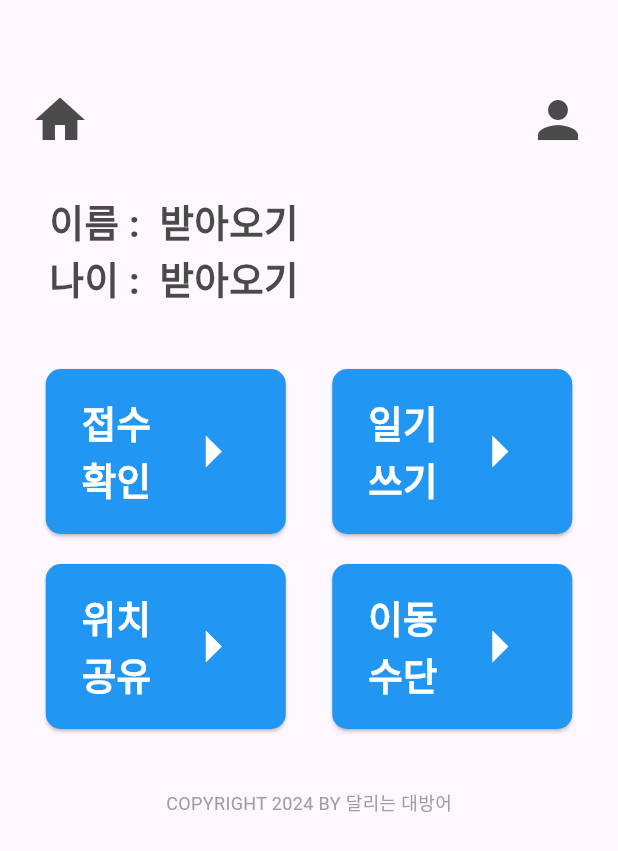
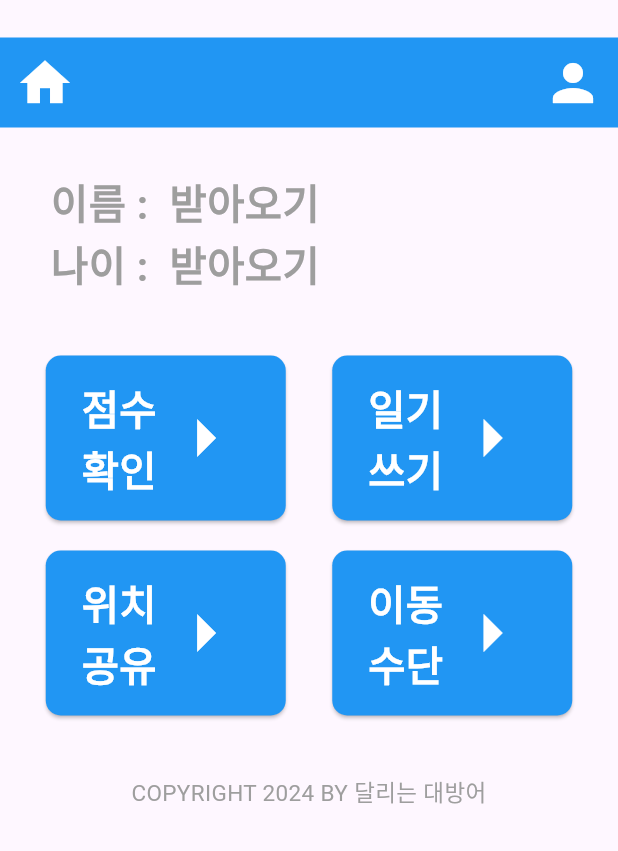
Before and after one commit to JIN-HR/Silvering, a Flutter app: the screen it shows after launch, on a phone screen of 412 x 824 dp. Shown: the top 851 px of the screen. Run offline on Flutter 3.47's test engine with Material 3 defaults, Android fonts, the light colour scheme and no system bars; our stand-ins replace file_picker; missing offline and left inert: mongo_dart.

Commit message:
Add files via upload

```diff
--- a/lib/main.dart
+++ b/lib/main.dart
@@ -1,8 +1,8 @@
 import 'package:flutter/material.dart';
-import 'pages/diary.dart';
-import 'pages/test.dart';
-import 'pages/location.dart';
-import 'pages/taxi.dart';
+import '/pages/test.dart';
+import '/pages/diary.dart';
+import '/pages/location.dart';
+import '/pages/taxi.dart';
 
 void main() => runApp(MyApp());
 
@@ -10,65 +10,75 @@ class MyApp extends StatelessWidget {
   @override
   Widget build(BuildContext context) {
     return MaterialApp(
-      title: 'MAIN',
+      title: 'GRAD_Project',
       theme: ThemeData(
         primarySwatch: Colors.blue,
       ),
-      home: MainPage(),
+      home: HomePage(),
     );
   }
 }
 
-class MainPage extends StatelessWidget {
+class HomePage extends StatelessWidget {
   @override
   Widget build(BuildContext context) {
     return Scaffold(
       appBar: null, // AppBar 제거
       body: SingleChildScrollView(
-        child: Padding(
-          padding: const EdgeInsets.all(20.0),
+        child: Column(
+          crossAxisAlignment: CrossAxisAlignment.start, // 왼쪽 정렬
+          children: [
+            SizedBox(height: 25), // 시간~배터리 부분 비워두기 (여기 원래 차는지 모르겠음)
+            Container(
+              color: Colors.blue, // 아이콘 박스의 background color
+              padding: EdgeInsets.all(10), // 아이콘과 박스 사이 간격
+              child: Row(
+                mainAxisAlignment: MainAxisAlignment.spaceBetween,
+                children: [
+                  Icon(Icons.home, size: 40, color: Colors.white),
+                  Icon(Icons.person, size: 40, color: Colors.white),
+                ],
+              ),
+            ),
+            SizedBox(height: 30), // 상단 바 - 정보 사이 여백
+            Padding(
+              padding: EdgeInsets.symmetric(horizontal: 20.0), // 좌우 여백
               child: Column(
                 crossAxisAlignment: CrossAxisAlignment.start,
                 children: [
-              SizedBox(height: 40), // 아이콘 위 패딩 추가
-              Row(
-                mainAxisAlignment: MainAxisAlignment.spaceBetween,
-                children: [
-                  Icon(Icons.home, size: 40,  color: Color(0xFF4A4A4A)),
-                  Icon(Icons.person, size: 40,  color: Color(0xFF4A4A4A)),
-                ],
-              ),
-              SizedBox(height: 30), // 이름 + 나이
+                  // 이름과 나이 텍스트
                   Text(
                     '  이름 :  받아오기',
                     style: TextStyle(
-                    fontSize: 25, fontWeight: FontWeight.bold, color: Color(0xFF4A4A4A)),
+                        fontSize: 27, fontWeight: FontWeight.bold, color: Colors.grey),
                   ),
                   Text(
                     '  나이 :  받아오기',
                     style: TextStyle(
-                    fontSize: 25, fontWeight: FontWeight.bold, color: Color(0xFF4A4A4A)),
+                        fontSize: 27, fontWeight: FontWeight.bold, color: Colors.grey),
                   ),
                   SizedBox(height: 40),
-              _buildButtonGrid(context), // 버튼 -> 그리드
+                  _buildButtonGrid(context), // 버튼 Grid
                   SizedBox(height: 40),
-              _buildFooter(), // 정보
+                  _buildFooter(), // 하단 정보
                 ],
               ),
+            ),
+          ],
         ),
       ),
     );
   }
 
-  // 페이지 이동 버튼 그리드
+  // 페이지 이동 버튼
   Widget _buildButtonGrid(BuildContext context) {
     return Column(
       children: [
         Row(
           mainAxisAlignment: MainAxisAlignment.spaceEvenly,
           children: [
-            _buildMainButton(context, '접수 확인', Icons.arrow_right, TestPage()),
-            SizedBox(width: 10), // 버튼 간격
+            _buildMainButton(context, '점수 확인', Icons.arrow_right, TestPage()),
+            SizedBox(width: 10), // 버튼 간격 조정
             _buildMainButton(context, '일기 쓰기', Icons.arrow_right, DiaryPage()),
           ],
         ),
@@ -77,7 +87,7 @@ class MainPage extends StatelessWidget {
           mainAxisAlignment: MainAxisAlignment.spaceEvenly,
           children: [
             _buildMainButton(context, '위치 공유', Icons.arrow_right, LocationPage()),
-            SizedBox(width: 10), // 버튼 간격
+            SizedBox(width: 10), // 버튼 간격 조정
             _buildMainButton(context, '이동 수단', Icons.arrow_right, TaxiPage()),
           ],
         ),
@@ -85,7 +95,7 @@ class MainPage extends StatelessWidget {
     );
   }
 
-  // 버튼 빌드 함수
+  // 버튼 정보
   Widget _buildMainButton(BuildContext context, String label, IconData icon, Widget nextPage) {
     return ElevatedButton(
       style: ElevatedButton.styleFrom(
@@ -102,23 +112,23 @@ class MainPage extends StatelessWidget {
         );
       },
       child: Row(
-        mainAxisAlignment: MainAxisAlignment.spaceBetween, // 아이템들을 버튼 내에서 공간을 효율적으로 차지하도록 조정
+        mainAxisAlignment: MainAxisAlignment.spaceBetween,
         mainAxisSize: MainAxisSize.max, // 버튼 내 요소의 사이즈가 버튼 크기에 맞도록 확장
         children: [
-          Flexible( // 텍스트가 버튼 크기를 넘지 않도록 조정
+          Flexible( //
             child: Text(
               label,
               style: TextStyle(
-                fontSize: 25,
+                fontSize: 27,
                 color: Colors.white,
                 fontWeight: FontWeight.bold,
               ),
+              overflow: TextOverflow.visible, // 줄바꿈 on
             ),
           ),
-          SizedBox(width: 10),
           Icon(
             icon,
-            size: 50,
+            size: 60,
             color: Colors.white,
           ),
         ],
@@ -126,14 +136,15 @@ class MainPage extends StatelessWidget {
     );
   }
 
-  // 하단 정보
+  // 하단 정보 부분
   Widget _buildFooter() {
     return Center( // 하단 글씨를 가운데 정렬
       child: Column(
         children: [
           Text(
             'COPYRIGHT 2024 BY 달리는 대방어',
-            style: TextStyle(fontSize: 12, color: Colors.grey),
+            style: TextStyle(fontSize: 15, color: Colors.grey),
+            textAlign: TextAlign.center, // 텍스트 중앙 정렬
           ),
         ],
       ),
```
Lines whose indentation alone changed are shown as unchanged.
